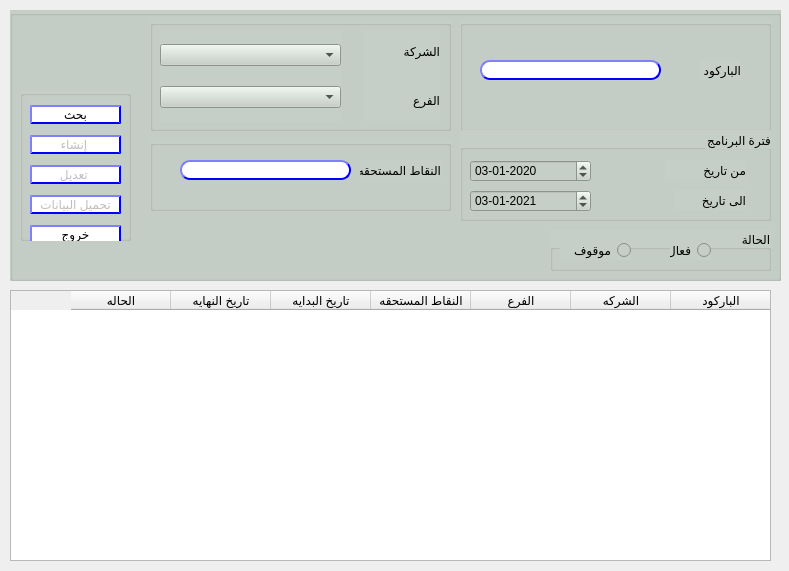
shymaa123456/HyperPOS2020, file presentation/loyalty_ui/createModifyReedemItem.ui: the form before one commit.
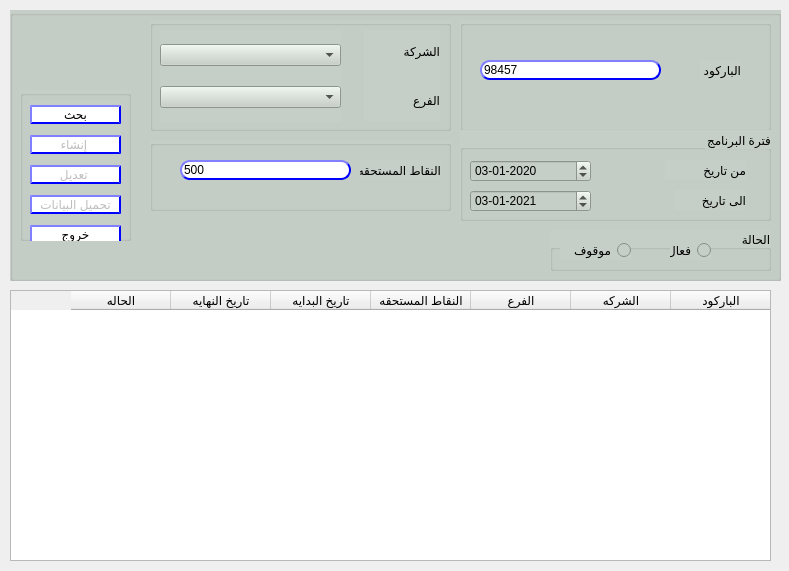
The form after the commit.

Commit message: create redeem item

Diff of the .ui file:
```diff
--- a/presentation/loyalty_ui/createModifyReedemItem.ui
+++ b/presentation/loyalty_ui/createModifyReedemItem.ui
@@ -205,6 +205,9 @@
                                         }
                                     </string>
      </property>
+     <property name="text">
+      <string>98457</string>
+     </property>
     </widget>
    </widget>
    <widget class="QGroupBox" name="groupBox_2">
@@ -614,7 +617,7 @@
                                     </string>
      </property>
      <property name="text">
-      <string/>
+      <string>500</string>
      </property>
     </widget>
    </widget>
```
Left out of the diff: 2 changed lines with no effect on the pictures. The commit also changes 2 other files.
